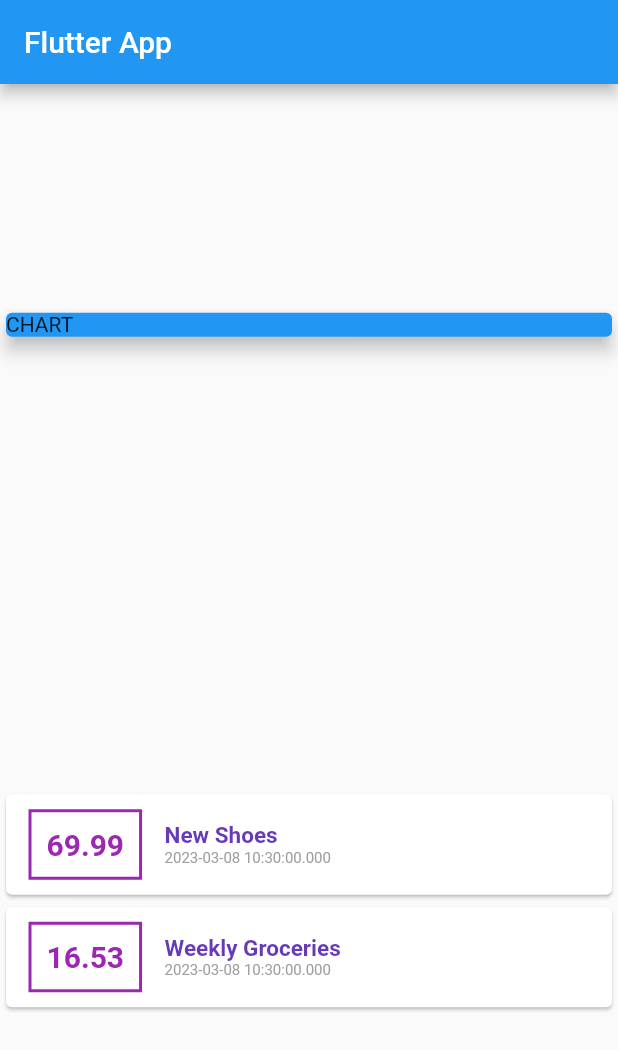
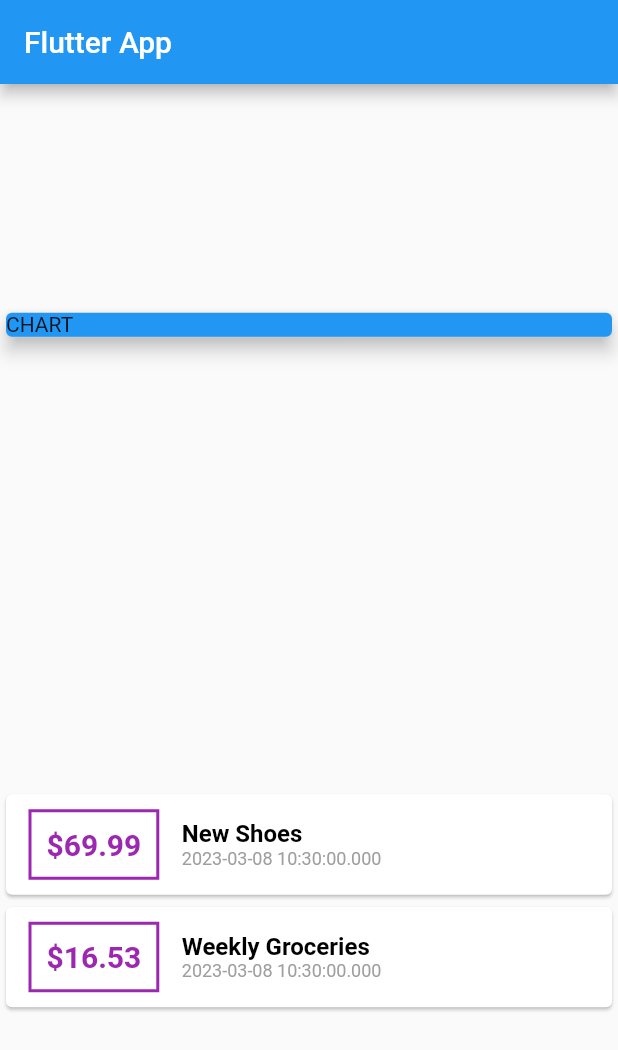
Before and after one commit to svadtya/flut_expense_app, a Flutter app: the screen it shows after launch, on a phone screen of 412 x 824 dp. Shown: the top 1050 px of the screen. Run offline on Flutter 3.47's test engine with Material 2 defaults, Android fonts, the phone set to English and light mode, and no system bars.

Commit message:
adding currency sign to transaction amount text

```diff
--- a/lib/main.dart
+++ b/lib/main.dart
@@ -59,7 +59,7 @@ class MyHomePage extends StatelessWidget {
                           width: 2,
                         )),
                         padding: EdgeInsets.all(10),
-                        child: Text(tx.amount.toString(),
+                        child: Text("\$${tx.amount.toString()}",
                             style: TextStyle(
                               fontWeight: FontWeight.bold,
                               fontSize: 20,
@@ -69,9 +69,9 @@ class MyHomePage extends StatelessWidget {
                       Column(
                         crossAxisAlignment: CrossAxisAlignment.start,
                         children: <Widget>[
-                          Text(tx.title, style: TextStyle(fontWeight: FontWeight.bold, fontSize: 15, color: Colors.deepPurple),),
+                          Text(tx.title, style: TextStyle(fontWeight: FontWeight.bold, fontSize: 16, color: Colors.black),),
                           Text(
-                            tx.date.toString(), style: TextStyle(fontSize: 10,color: Colors.grey),
+                            tx.date.toString(), style: TextStyle(fontSize: 12,color: Colors.grey),
                           )
                         ],
                       )
```
